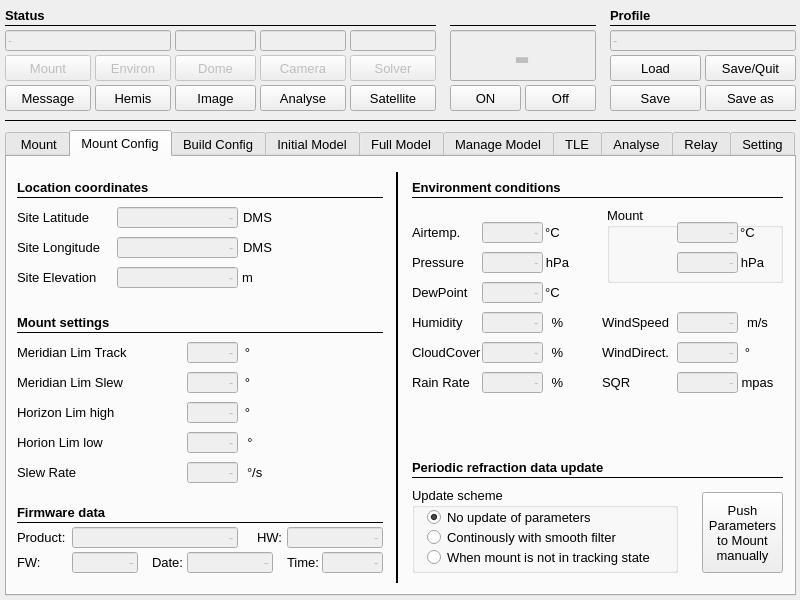
This is mw4/gui/main.ui in mworion/MountWizzard4 as Qt 5 draws it before an edit. The edited form follows.
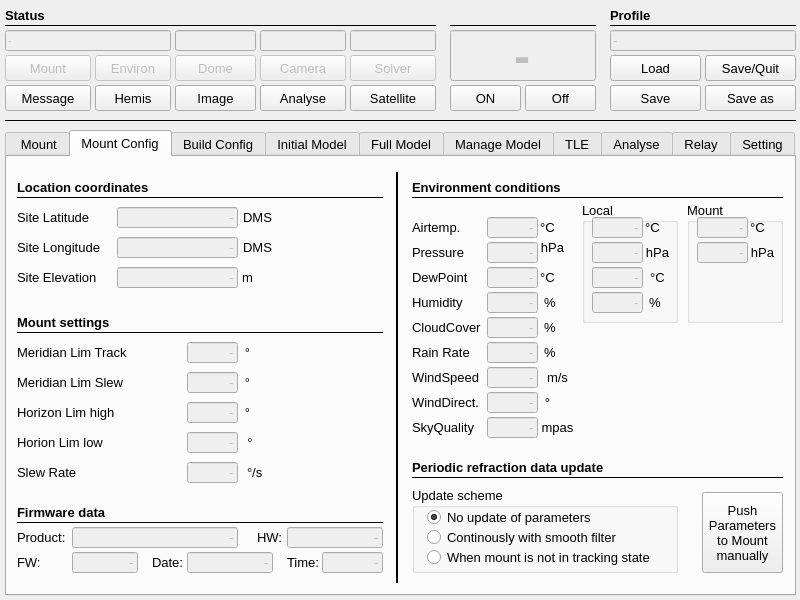
This is the edited form. The open tabs and pages were chosen to show the change.

What changed in the file:
```diff
--- a/mw4/gui/main.ui
+++ b/mw4/gui/main.ui
@@ -2207,9 +2207,9 @@
      </property>
      <property name="geometry">
       <rect>
-       <x>670</x>
-       <y>155</y>
-       <width>61</width>
+       <x>480</x>
+       <y>210</y>
+       <width>51</width>
        <height>21</height>
       </rect>
      </property>
@@ -2252,8 +2252,8 @@
     <widget class="QLabel" name="label_32">
      <property name="geometry">
       <rect>
-       <x>595</x>
-       <y>155</y>
+       <x>405</x>
+       <y>210</y>
        <width>71</width>
        <height>21</height>
       </rect>
@@ -2276,8 +2276,8 @@
     <widget class="QLabel" name="label_73">
      <property name="geometry">
       <rect>
-       <x>535</x>
-       <y>95</y>
+       <x>530</x>
+       <y>80</y>
        <width>31</width>
        <height>20</height>
       </rect>
@@ -2303,9 +2303,9 @@
      </property>
      <property name="geometry">
       <rect>
-       <x>475</x>
-       <y>65</y>
-       <width>61</width>
+       <x>480</x>
+       <y>60</y>
+       <width>51</width>
        <height>21</height>
       </rect>
      </property>
@@ -2349,7 +2349,7 @@
      <property name="geometry">
       <rect>
        <x>405</x>
-       <y>125</y>
+       <y>110</y>
        <width>66</width>
        <height>21</height>
       </rect>
@@ -2373,7 +2373,7 @@
      <property name="geometry">
       <rect>
        <x>405</x>
-       <y>215</y>
+       <y>185</y>
        <width>66</width>
        <height>21</height>
       </rect>
@@ -2396,8 +2396,8 @@
     <widget class="QLabel" name="label_70">
      <property name="geometry">
       <rect>
-       <x>535</x>
-       <y>65</y>
+       <x>530</x>
+       <y>60</y>
        <width>21</width>
        <height>20</height>
       </rect>
@@ -2420,9 +2420,9 @@
     <widget class="QLabel" name="label_68">
      <property name="geometry">
       <rect>
-       <x>535</x>
-       <y>215</y>
-       <width>31</width>
+       <x>530</x>
+       <y>185</y>
+       <width>26</width>
        <height>20</height>
       </rect>
      </property>
@@ -2445,7 +2445,7 @@
      <property name="geometry">
       <rect>
        <x>405</x>
-       <y>155</y>
+       <y>135</y>
        <width>66</width>
        <height>21</height>
       </rect>
@@ -2471,9 +2471,9 @@
      </property>
      <property name="geometry">
       <rect>
-       <x>475</x>
-       <y>155</y>
-       <width>61</width>
+       <x>480</x>
+       <y>135</y>
+       <width>51</width>
        <height>21</height>
       </rect>
      </property>
@@ -2519,9 +2519,9 @@
      </property>
      <property name="geometry">
       <rect>
-       <x>475</x>
-       <y>185</y>
-       <width>61</width>
+       <x>480</x>
+       <y>160</y>
+       <width>51</width>
        <height>21</height>
       </rect>
      </property>
@@ -2564,8 +2564,8 @@
     <widget class="QLabel" name="label_67">
      <property name="geometry">
       <rect>
-       <x>730</x>
-       <y>155</y>
+       <x>530</x>
+       <y>210</y>
        <width>41</width>
        <height>20</height>
       </rect>
@@ -2618,9 +2618,9 @@
      </property>
      <property name="geometry">
       <rect>
-       <x>475</x>
-       <y>125</y>
-       <width>61</width>
+       <x>480</x>
+       <y>110</y>
+       <width>51</width>
        <height>21</height>
       </rect>
      </property>
@@ -2663,8 +2663,8 @@
     <widget class="QLabel" name="label_71">
      <property name="geometry">
       <rect>
-       <x>535</x>
-       <y>125</y>
+       <x>530</x>
+       <y>110</y>
        <width>21</width>
        <height>20</height>
       </rect>
@@ -2690,9 +2690,9 @@
      </property>
      <property name="geometry">
       <rect>
-       <x>670</x>
-       <y>185</y>
-       <width>61</width>
+       <x>480</x>
+       <y>235</y>
+       <width>51</width>
        <height>21</height>
       </rect>
      </property>
@@ -2735,8 +2735,8 @@
     <widget class="QLabel" name="label_33">
      <property name="geometry">
       <rect>
-       <x>595</x>
-       <y>185</y>
+       <x>405</x>
+       <y>235</y>
        <width>66</width>
        <height>21</height>
       </rect>
@@ -2760,7 +2760,7 @@
      <property name="geometry">
       <rect>
        <x>405</x>
-       <y>185</y>
+       <y>160</y>
        <width>71</width>
        <height>21</height>
       </rect>
@@ -2784,7 +2784,7 @@
      <property name="geometry">
       <rect>
        <x>405</x>
-       <y>65</y>
+       <y>60</y>
        <width>61</width>
        <height>21</height>
       </rect>
@@ -2808,7 +2808,7 @@
      <property name="geometry">
       <rect>
        <x>405</x>
-       <y>95</y>
+       <y>85</y>
        <width>66</width>
        <height>21</height>
       </rect>
@@ -2854,9 +2854,9 @@
      </property>
      <property name="geometry">
       <rect>
-       <x>475</x>
-       <y>215</y>
-       <width>61</width>
+       <x>480</x>
+       <y>185</y>
+       <width>51</width>
        <height>21</height>
       </rect>
      </property>
@@ -2899,8 +2899,8 @@
     <widget class="QLabel" name="label_66">
      <property name="geometry">
       <rect>
-       <x>730</x>
-       <y>185</y>
+       <x>530</x>
+       <y>235</y>
        <width>21</width>
        <height>20</height>
       </rect>
@@ -2926,9 +2926,9 @@
      </property>
      <property name="geometry">
       <rect>
-       <x>475</x>
-       <y>95</y>
-       <width>61</width>
+       <x>480</x>
+       <y>85</y>
+       <width>51</width>
        <height>21</height>
       </rect>
      </property>
@@ -2971,9 +2971,9 @@
     <widget class="QLabel" name="label_72">
      <property name="geometry">
       <rect>
-       <x>535</x>
-       <y>155</y>
-       <width>31</width>
+       <x>530</x>
+       <y>135</y>
+       <width>26</width>
        <height>20</height>
       </rect>
      </property>
@@ -2995,9 +2995,9 @@
     <widget class="QLabel" name="label_69">
      <property name="geometry">
       <rect>
-       <x>535</x>
-       <y>185</y>
-       <width>31</width>
+       <x>530</x>
+       <y>160</y>
+       <width>26</width>
        <height>20</height>
       </rect>
      </property>
@@ -3091,9 +3091,9 @@
     <widget class="QLabel" name="label_142">
      <property name="geometry">
       <rect>
-       <x>595</x>
-       <y>215</y>
-       <width>66</width>
+       <x>405</x>
+       <y>260</y>
+       <width>76</width>
        <height>21</height>
       </rect>
      </property>
@@ -3106,7 +3106,7 @@
       <enum>Qt::LeftToRight</enum>
      </property>
      <property name="text">
-      <string>SQR</string>
+      <string>SkyQuality</string>
      </property>
      <property name="alignment">
       <set>Qt::AlignLeading|Qt::AlignLeft|Qt::AlignVCenter</set>
@@ -3118,9 +3118,9 @@
      </property>
      <property name="geometry">
       <rect>
-       <x>670</x>
-       <y>215</y>
-       <width>61</width>
+       <x>480</x>
+       <y>260</y>
+       <width>51</width>
        <height>21</height>
       </rect>
      </property>
@@ -3185,8 +3185,8 @@
     <widget class="QLabel" name="label_87">
      <property name="geometry">
       <rect>
-       <x>730</x>
-       <y>215</y>
+       <x>530</x>
+       <y>260</y>
        <width>41</width>
        <height>20</height>
       </rect>
@@ -3743,10 +3743,10 @@
     <widget class="QGroupBox" name="groupBox_4">
      <property name="geometry">
       <rect>
-       <x>600</x>
-       <y>50</y>
-       <width>176</width>
-       <height>76</height>
+       <x>680</x>
+       <y>45</y>
+       <width>96</width>
+       <height>121</height>
       </rect>
      </property>
      <property name="title">
@@ -3758,9 +3758,9 @@
       </property>
       <property name="geometry">
        <rect>
-        <x>70</x>
+        <x>10</x>
         <y>15</y>
-        <width>61</width>
+        <width>51</width>
         <height>21</height>
        </rect>
       </property>
@@ -3803,8 +3803,8 @@
      <widget class="QLabel" name="label_78">
       <property name="geometry">
        <rect>
-        <x>130</x>
-        <y>45</y>
+        <x>60</x>
+        <y>40</y>
         <width>31</width>
         <height>20</height>
        </rect>
@@ -3827,7 +3827,7 @@
      <widget class="QLabel" name="label_79">
       <property name="geometry">
        <rect>
-        <x>130</x>
+        <x>60</x>
         <y>15</y>
         <width>21</width>
         <height>20</height>
@@ -3854,9 +3854,9 @@
       </property>
       <property name="geometry">
        <rect>
-        <x>70</x>
-        <y>45</y>
-        <width>61</width>
+        <x>10</x>
+        <y>40</y>
+        <width>51</width>
         <height>21</height>
        </rect>
       </property>
@@ -4370,6 +4370,307 @@
       <string>°/s</string>
      </property>
     </widget>
+    <widget class="QGroupBox" name="groupBox_6">
+     <property name="geometry">
+      <rect>
+       <x>575</x>
+       <y>45</y>
+       <width>96</width>
+       <height>121</height>
+      </rect>
+     </property>
+     <property name="title">
+      <string>Local</string>
+     </property>
+     <widget class="QLineEdit" name="localTemp">
+      <property name="enabled">
+       <bool>false</bool>
+      </property>
+      <property name="geometry">
+       <rect>
+        <x>10</x>
+        <y>15</y>
+        <width>51</width>
+        <height>21</height>
+       </rect>
+      </property>
+      <property name="font">
+       <font>
+        <family>Arial</family>
+        <pointsize>10</pointsize>
+        <weight>50</weight>
+        <bold>false</bold>
+       </font>
+      </property>
+      <property name="mouseTracking">
+       <bool>false</bool>
+      </property>
+      <property name="focusPolicy">
+       <enum>Qt::NoFocus</enum>
+      </property>
+      <property name="acceptDrops">
+       <bool>false</bool>
+      </property>
+      <property name="toolTip">
+       <string>shows the refraction temperature used in mount</string>
+      </property>
+      <property name="layoutDirection">
+       <enum>Qt::RightToLeft</enum>
+      </property>
+      <property name="text">
+       <string>-</string>
+      </property>
+      <property name="maxLength">
+       <number>8</number>
+      </property>
+      <property name="alignment">
+       <set>Qt::AlignRight|Qt::AlignTrailing|Qt::AlignVCenter</set>
+      </property>
+      <property name="readOnly">
+       <bool>true</bool>
+      </property>
+     </widget>
+     <widget class="QLabel" name="label_253">
+      <property name="geometry">
+       <rect>
+        <x>60</x>
+        <y>40</y>
+        <width>31</width>
+        <height>20</height>
+       </rect>
+      </property>
+      <property name="font">
+       <font>
+        <pointsize>10</pointsize>
+       </font>
+      </property>
+      <property name="text">
+       <string>hPa</string>
+      </property>
+      <property name="alignment">
+       <set>Qt::AlignCenter</set>
+      </property>
+      <property name="wordWrap">
+       <bool>false</bool>
+      </property>
+     </widget>
+     <widget class="QLabel" name="label_254">
+      <property name="geometry">
+       <rect>
+        <x>60</x>
+        <y>15</y>
+        <width>21</width>
+        <height>20</height>
+       </rect>
+      </property>
+      <property name="font">
+       <font>
+        <pointsize>10</pointsize>
+       </font>
+      </property>
+      <property name="text">
+       <string>°C</string>
+      </property>
+      <property name="alignment">
+       <set>Qt::AlignCenter</set>
+      </property>
+      <property name="wordWrap">
+       <bool>false</bool>
+      </property>
+     </widget>
+     <widget class="QLineEdit" name="localPress">
+      <property name="enabled">
+       <bool>false</bool>
+      </property>
+      <property name="geometry">
+       <rect>
+        <x>10</x>
+        <y>40</y>
+        <width>51</width>
+        <height>21</height>
+       </rect>
+      </property>
+      <property name="font">
+       <font>
+        <family>Arial</family>
+        <pointsize>10</pointsize>
+        <weight>50</weight>
+        <bold>false</bold>
+       </font>
+      </property>
+      <property name="mouseTracking">
+       <bool>false</bool>
+      </property>
+      <property name="focusPolicy">
+       <enum>Qt::NoFocus</enum>
+      </property>
+      <property name="acceptDrops">
+       <bool>false</bool>
+      </property>
+      <property name="toolTip">
+       <string>shows the refraction pressure used in mount</string>
+      </property>
+      <property name="layoutDirection">
+       <enum>Qt::RightToLeft</enum>
+      </property>
+      <property name="text">
+       <string>-</string>
+      </property>
+      <property name="maxLength">
+       <number>8</number>
+      </property>
+      <property name="alignment">
+       <set>Qt::AlignRight|Qt::AlignTrailing|Qt::AlignVCenter</set>
+      </property>
+      <property name="readOnly">
+       <bool>true</bool>
+      </property>
+     </widget>
+     <widget class="QLineEdit" name="localDewPoint">
+      <property name="enabled">
+       <bool>false</bool>
+      </property>
+      <property name="geometry">
+       <rect>
+        <x>10</x>
+        <y>65</y>
+        <width>51</width>
+        <height>21</height>
+       </rect>
+      </property>
+      <property name="font">
+       <font>
+        <family>Arial</family>
+        <pointsize>10</pointsize>
+        <weight>50</weight>
+        <bold>false</bold>
+       </font>
+      </property>
+      <property name="mouseTracking">
+       <bool>false</bool>
+      </property>
+      <property name="focusPolicy">
+       <enum>Qt::NoFocus</enum>
+      </property>
+      <property name="acceptDrops">
+       <bool>false</bool>
+      </property>
+      <property name="toolTip">
+       <string/>
+      </property>
+      <property name="layoutDirection">
+       <enum>Qt::RightToLeft</enum>
+      </property>
+      <property name="text">
+       <string>-</string>
+      </property>
+      <property name="maxLength">
+       <number>8</number>
+      </property>
+      <property name="alignment">
+       <set>Qt::AlignRight|Qt::AlignTrailing|Qt::AlignVCenter</set>
+      </property>
+      <property name="readOnly">
+       <bool>true</bool>
+      </property>
+     </widget>
+     <widget class="QLineEdit" name="LocalHumidity">
+      <property name="enabled">
+       <bool>false</bool>
+      </property>
+      <property name="geometry">
+       <rect>
+        <x>10</x>
+        <y>90</y>
+        <width>51</width>
+        <height>21</height>
+       </rect>
+      </property>
+      <property name="font">
+       <font>
+        <family>Arial</family>
+        <pointsize>10</pointsize>
+        <weight>50</weight>
+        <bold>false</bold>
+       </font>
+      </property>
+      <property name="mouseTracking">
+       <bool>false</bool>
+      </property>
+      <property name="focusPolicy">
+       <enum>Qt::NoFocus</enum>
+      </property>
+      <property name="acceptDrops">
+       <bool>false</bool>
+      </property>
+      <property name="toolTip">
+       <string/>
+      </property>
+      <property name="layoutDirection">
+       <enum>Qt::RightToLeft</enum>
+      </property>
+      <property name="text">
+       <string>-</string>
+      </property>
+      <property name="maxLength">
+       <number>8</number>
+      </property>
+      <property name="alignment">
+       <set>Qt::AlignRight|Qt::AlignTrailing|Qt::AlignVCenter</set>
+      </property>
+      <property name="readOnly">
+       <bool>true</bool>
+      </property>
+     </widget>
+     <widget class="QLabel" name="label_123">
+      <property name="geometry">
+       <rect>
+        <x>65</x>
+        <y>65</y>
+        <width>21</width>
+        <height>20</height>
+       </rect>
+      </property>
+      <property name="font">
+       <font>
+        <pointsize>10</pointsize>
+       </font>
+      </property>
+      <property name="text">
+       <string>°C</string>
+      </property>
+      <property name="alignment">
+       <set>Qt::AlignCenter</set>
+      </property>
+      <property name="wordWrap">
+       <bool>false</bool>
+      </property>
+     </widget>
+     <widget class="QLabel" name="label_134">
+      <property name="geometry">
+       <rect>
+        <x>60</x>
+        <y>90</y>
+        <width>26</width>
+        <height>20</height>
+       </rect>
+      </property>
+      <property name="font">
+       <font>
+        <pointsize>10</pointsize>
+       </font>
+      </property>
+      <property name="text">
+       <string>%</string>
+      </property>
+      <property name="alignment">
+       <set>Qt::AlignCenter</set>
+      </property>
+      <property name="wordWrap">
+       <bool>false</bool>
+      </property>
+     </widget>
+    </widget>
     <zorder>line_8</zorder>
     <zorder>line_77</zorder>
     <zorder>siteElevation</zorder>
```
Left out of the diff: 43 changed lines with no effect on the pictures.
